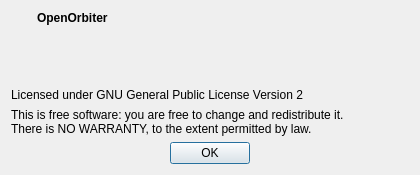
Qt form ui/form_about.ui (pnordhus/openorbiter) before a commit.
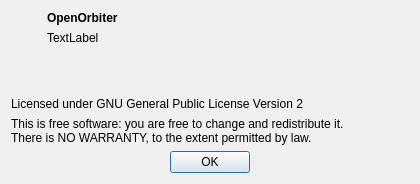
The same form after that commit. Icons and pictures are not drawn.

Commit message: Moved version information to separate header file.

Patch:
```diff
--- a/ui/form_about.ui
+++ b/ui/form_about.ui
@@ -6,7 +6,7 @@
     <x>0</x>
     <y>0</y>
     <width>420</width>
-    <height>175</height>
+    <height>184</height>
    </rect>
   </property>
   <property name="windowTitle" >
@@ -20,6 +20,12 @@
     <layout class="QHBoxLayout" name="horizontalLayout" >
      <item>
       <layout class="QVBoxLayout" name="verticalLayout" >
+       <property name="rightMargin" >
+        <number>10</number>
+       </property>
+       <property name="bottomMargin" >
+        <number>10</number>
+       </property>
        <item>
         <widget class="QLabel" name="label_2" >
          <property name="sizePolicy" >
@@ -66,6 +72,13 @@
          </property>
         </widget>
        </item>
+       <item>
+        <widget class="QLabel" name="lblBuildTime" >
+         <property name="text" >
+          <string>TextLabel</string>
+         </property>
+        </widget>
+       </item>
        <item>
         <spacer name="verticalSpacer" >
          <property name="orientation" >
```
The commit also changes 2 other files.
